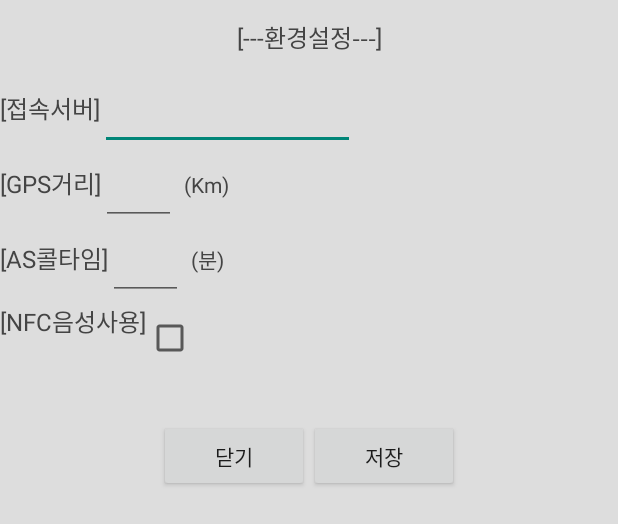
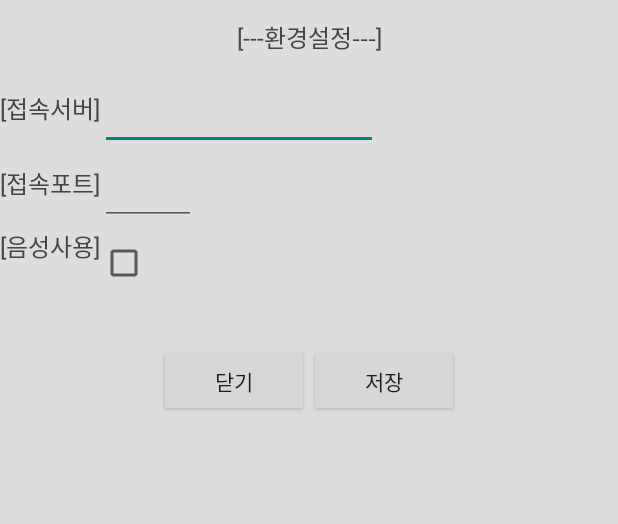
Before and after one commit to wfight69/bacchus-erp-phone-mobile-retailshop, an Android app: the layout pop_configsetup.xml on its own in the app's theme, with its tools: preview values and no code run, on a phone screen of 412 x 824 dp. Shown: the top 524 px of the screen. Run offline under Robolectric (Android 15) with nearby library versions, the light colour scheme and no system bars.

Commit message:
feat: splash, configUtils modified

```diff
--- a/app/src/main/java/com/bacchuserpshop/formact/main/WebViewMangActivity.java
+++ b/app/src/main/java/com/bacchuserpshop/formact/main/WebViewMangActivity.java
@@ -126,7 +126,7 @@ public class WebViewMangActivity  extends AppCompatActivity {
                 String conn_server = ConfigUtils.getConnServer(WebViewMangActivity.this);
                 String entprs_cd	= ConfigUtils.getEntprs_cd(WebViewMangActivity.this);
 
-               String connUrl 	= "http://" + conn_server;
+               String connUrl 	= "http://" + conn_server + "/sp/";
 
                 Log.i(LOG_TAG, "== onCreate() start.. => " + connUrl);
 
--- a/app/src/main/res/layout/pop_configsetup.xml
+++ b/app/src/main/res/layout/pop_configsetup.xml
@@ -39,10 +39,10 @@
 
 		<EditText
 			android:id="@+id/config_edtxt_conn_server"
-    		android:layout_width="170sp"
+			android:layout_width="185dp"
 			android:layout_height="50sp"
 			android:layout_marginRight="5sp"
-	    	android:textSize="11sp"/>
+			android:textSize="11sp" />
     </LinearLayout>
 
 	<!-- GPS거리 -->
@@ -54,59 +54,24 @@
 		<TextView
 			android:layout_width="wrap_content"
 			android:layout_height="wrap_content"
-			android:text="[GPS거리]"
-			android:textSize="16sp"
+			android:text="[접속포트]"
 			android:textColor="#444444"
-			/>
+			android:textSize="16sp" />
 
 		<EditText
-			android:id="@+id/config_edtxt_gps_distance"
-			android:layout_width="50sp"
+			android:id="@+id/config_edtxt_conn_port"
+			android:layout_width="64dp"
 			android:layout_height="50sp"
 			android:layout_marginRight="5sp"
-			android:textSize="11sp"/>
+			android:textSize="11sp" />
 
-		<TextView
-			android:id="@+id/textView5"
-			android:layout_width="90dp"
-			android:layout_height="wrap_content"
-			android:layout_weight="1"
-			android:text="(Km)"
-			android:textColor="#444444"
-			/>
 	</LinearLayout>
 
 	<!-- AS접수콜 리프레쉬 타임 -->
 	<LinearLayout
 		android:orientation="horizontal"
 		android:layout_width="fill_parent"
-		android:layout_height="wrap_content">
-
-		<TextView
-			android:layout_width="wrap_content"
-			android:layout_height="wrap_content"
-			android:text="[AS콜타임]"
-			android:textSize="16sp"
-			android:textColor="#444444"
-			/>
-
-		<EditText
-			android:id="@+id/config_edtxt_as_call_time"
-			android:layout_width="50sp"
-			android:layout_height="50sp"
-			android:layout_marginRight="5sp"
-			android:textSize="11sp"/>
-
-		<TextView
-			android:id="@+id/textView5"
-			android:layout_width="90dp"
-			android:layout_height="wrap_content"
-			android:layout_weight="1"
-			android:text="(분)"
-			android:textColor="#444444"
-			/>
-
-	</LinearLayout>
+		android:layout_height="wrap_content"/>
 
 	<LinearLayout
     	android:orientation="horizontal"
@@ -116,10 +81,9 @@
 		<TextView
 			android:layout_width="wrap_content"
 			android:layout_height="wrap_content"
-	    	android:text="[NFC음성사용]"
-	    	android:textSize="16sp"
+			android:text="[음성사용]"
 			android:textColor="#444444"
-	    />
+			android:textSize="16sp" />
 
 		<CheckBox
        android:id="@+id/config_chkbox_nfc_voice_use_yn"
--- a/app/src/main/res/layout/smart_davada_spalish.xml
+++ b/app/src/main/res/layout/smart_davada_spalish.xml
@@ -10,6 +10,6 @@
         android:layout_centerInParent="true"
         android:orientation="vertical"
         android:scaleType="fitXY"
-        android:src="@drawable/splash_davada_icecall" />
+        android:src="@drawable/splash_retailshop" />
 
 </RelativeLayout>
--- a/app/src/main/res/values/strings.xml
+++ b/app/src/main/res/values/strings.xml
@@ -1,7 +1,7 @@
 <?xml version="1.0" encoding="utf-8"?>
 <resources>
 
-    <string name="app_name">바쿠스전사관리서비스</string>
+    <string name="app_name">다바다주문서비스</string>
     <string name="action_settings">Settings</string>
 
     <!-- 환경설정 -->
@@ -29,7 +29,7 @@
     <string name="url_employees">/v1/employees/</string>
 
     <!-- 프로그램명 -->
-    <string name="pgm_spalsh">바쿠스주문</string>
+    <string name="pgm_spalsh">다바다주문</string>
     <string name="pgm_login">로그인</string>
     <string name="pgm_mainmenu">메인메뉴</string>
 
```
Also changed, not shown: app/src/main/java/com/bacchuserpshop/common/util/ConfigUtils.java (+11 -0 lines), app/src/main/java/com/bacchuserpshop/formact/login/PopConfigActivity.java (+9 -25 lines), app/src/main/res/drawable-hdpi/davada_icecall.png (deleted), app/src/main/res/drawable-hdpi/davada_icecall_copy.png (deleted), app/src/main/res/drawable-hdpi/splash1.png (deleted), app/src/main/res/drawable-hdpi/splash2.png (deleted), app/src/main/res/drawable-hdpi/splash3.png (deleted), app/src/main/res/drawable-hdpi/splash_davada_icecall.png (deleted), app/src/main/res/drawable-hdpi/splash_retailshop.png (added). Lines whose indentation alone changed are shown as unchanged.
